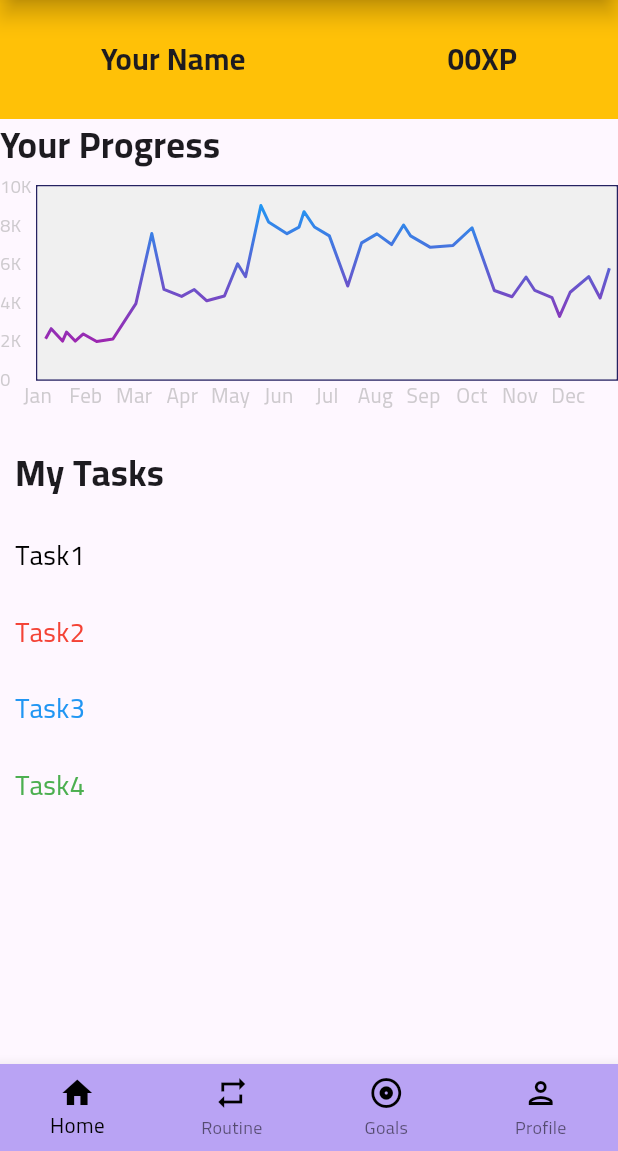
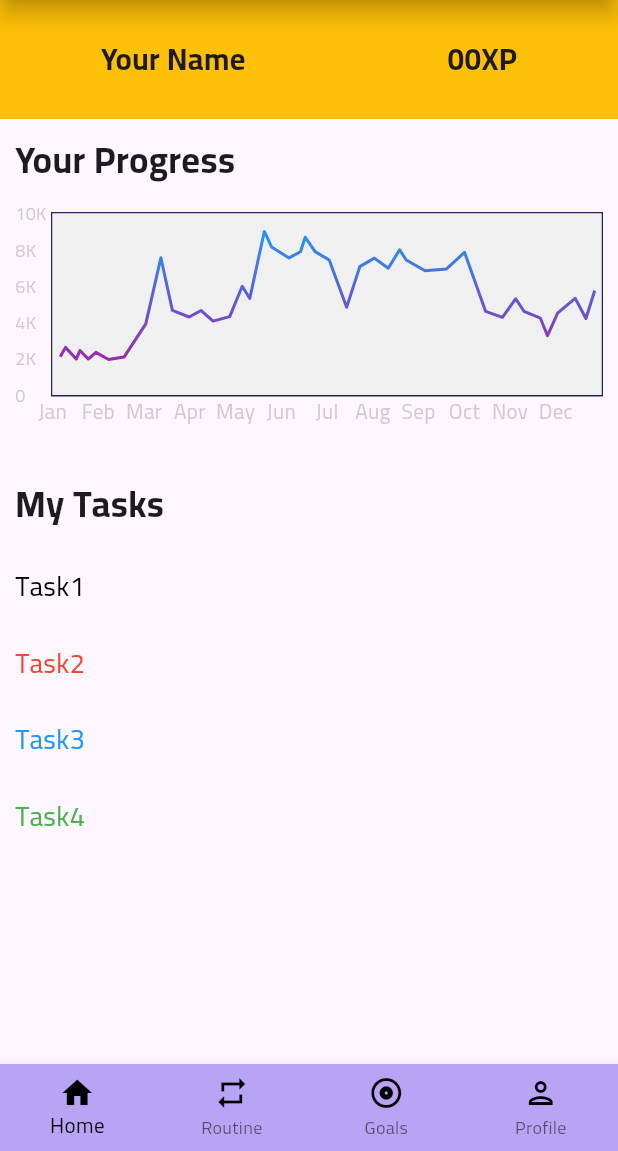
Before and after one commit to Amrr-Tarek/CheckMate, a Flutter app: the HomePage screen opened by its route, on a phone screen of 412 x 824 dp, the part 85-1236 px from its top. Run offline on Flutter 3.47's test engine with Material 3 defaults, Android fonts, the phone set to English and light mode, and no system bars; drawn by our look-alikes of fl_chart; our stand-ins replace table_calendar; network calls fail.

Commit message:
Padding to the graph

```diff
--- a/lib/pages/home.dart
+++ b/lib/pages/home.dart
@@ -33,9 +33,9 @@ class _HomePageState extends State<HomePage> {
     tasks = TaskModel.getTasks();
   }
 
+  // Is ran everytime setState is called
   @override
   Widget build(BuildContext context) {
-    // Is ran everytime setState is called
     fetchData();
     // create an instance of LineDate that contains random data
     final data = LineData();
@@ -137,14 +137,18 @@ class _HomePageState extends State<HomePage> {
 
   Container _graph(LineData data) {
     return Container(
+      padding: EdgeInsets.all(10),
       child: Column(
         crossAxisAlignment: CrossAxisAlignment.start,
         children: [
-          Text(
-            'Your Progress',
-            style: TextStyle(
-              fontSize: 24,
-              fontWeight: FontWeight.bold,
+          Padding(
+            padding: const EdgeInsets.only(bottom: 8.0),
+            child: Text(
+              'Your Progress',
+              style: TextStyle(
+                fontSize: 24,
+                fontWeight: FontWeight.bold,
+              ),
             ),
           ),
           SizedBox(height: 10),
```
Also changed, not shown: lib/pages/settings.dart (line endings or trailing spaces), 2 other files.
